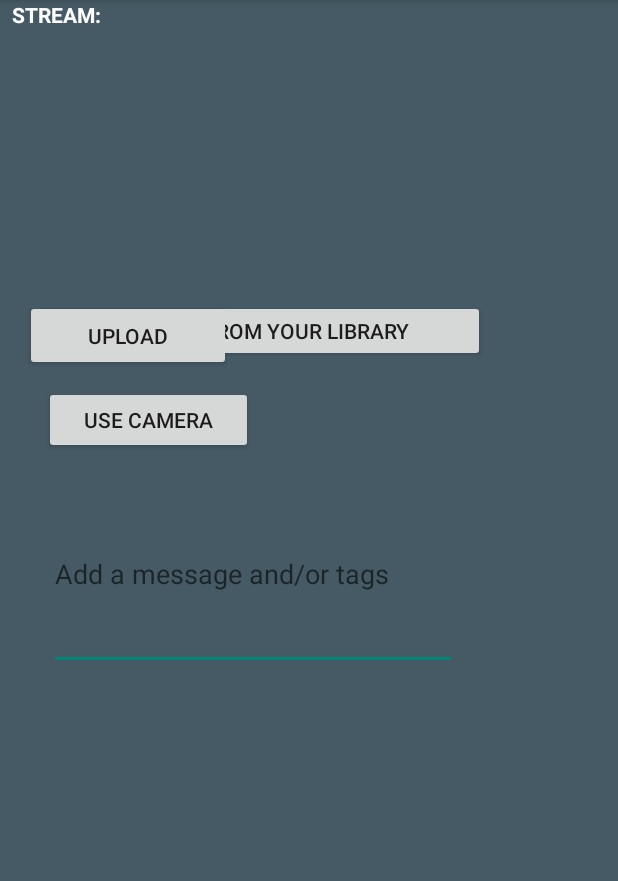
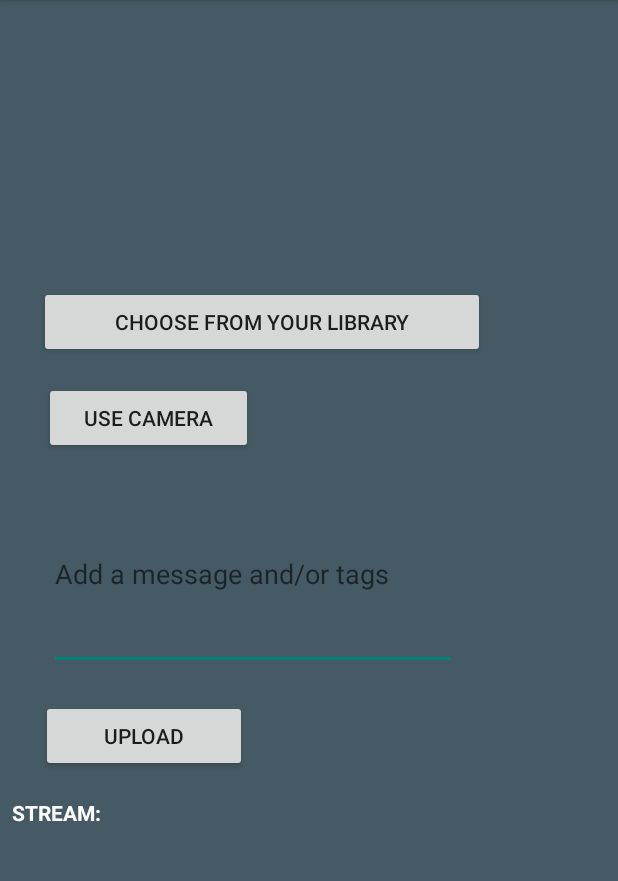
Before and after one commit to mina32/APT_Black, an Android app: the UploadActivity screen opened directly, with no data from a screen before it, on a phone screen of 412 x 824 dp, the part 84-965 px from its top. Run offline under Robolectric (Android 15) with nearby library versions, the phone set to English and light mode, and no system bars.

Commit message:
Upload layout fix

```diff
--- a/apt_proj/connexus-app/app/src/main/res/layout/activity_upload.xml
+++ b/apt_proj/connexus-app/app/src/main/res/layout/activity_upload.xml
@@ -10,7 +10,7 @@
     <Button
         android:id="@+id/button_choose"
         android:layout_width="297dp"
-        android:layout_height="41dp"
+        android:layout_height="48dp"
         android:layout_marginBottom="16dp"
         android:layout_marginLeft="8dp"
         android:layout_marginRight="8dp"
@@ -18,10 +18,12 @@
         app:layout_constraintBottom_toTopOf="@+id/button_camera"
         app:layout_constraintHorizontal_bias="0.183"
         app:layout_constraintLeft_toLeftOf="parent"
-        app:layout_constraintRight_toRightOf="parent" />
+        app:layout_constraintRight_toRightOf="parent"
+        android:layout_marginStart="8dp"
+        android:layout_marginEnd="8dp" />
     <Button
         android:layout_width="139dp"
-        android:layout_height="45dp"
+        android:layout_height="48dp"
         android:layout_marginBottom="16dp"
         android:layout_marginLeft="8dp"
         android:layout_marginRight="8dp"
@@ -30,7 +32,9 @@
         app:layout_constraintHorizontal_bias="0.082"
         app:layout_constraintLeft_toLeftOf="parent"
         app:layout_constraintRight_toRightOf="parent"
-        android:id="@+id/button_camera" />
+        android:id="@+id/button_camera"
+        android:layout_marginStart="8dp"
+        android:layout_marginEnd="8dp" />
 
     <EditText
         android:id="@+id/text_comment"
@@ -45,22 +49,24 @@
         app:layout_constraintLeft_toLeftOf="parent"
         app:layout_constraintRight_toRightOf="parent"
         app:layout_constraintTop_toTopOf="parent"
-        app:layout_constraintVertical_bias="0.498" />
+        app:layout_constraintVertical_bias="0.498"
+        tools:layout_constraintTop_creator="1"
+        tools:layout_constraintBottom_creator="1"
+        android:layout_marginStart="8dp"
+        android:layout_marginEnd="8dp" />
 
     <Button
         android:layout_width="137dp"
-        android:layout_height="47dp"
-        android:layout_marginLeft="8dp"
-        android:layout_marginRight="8dp"
-        android:layout_marginTop="16dp"
+        android:layout_height="48dp"
         android:text="Upload"
-        app:layout_constraintHorizontal_bias="0.034"
-        app:layout_constraintLeft_toLeftOf="parent"
-        app:layout_constraintRight_toRightOf="parent"
+        android:id="@+id/button_upload"
+        tools:layout_constraintTop_creator="1"
+        android:layout_marginStart="19dp"
+        android:layout_marginTop="20dp"
         app:layout_constraintTop_toBottomOf="@+id/text_comment"
-        android:layout_marginBottom="16dp"
-        app:layout_constraintBottom_toTopOf="@+id/text_stream"
-        android:id="@+id/button_upload" />
+        tools:layout_constraintLeft_creator="1"
+        app:layout_constraintLeft_toLeftOf="@+id/text_stream"
+        android:layout_marginLeft="19dp" />
 
     <TextView
         android:id="@+id/text_stream"
@@ -73,18 +79,23 @@
         android:textColor="@android:color/white"
         android:textStyle="bold"
         app:layout_constraintLeft_toLeftOf="parent"
-        tools:layout_editor_absoluteY="400dp" />
+        android:layout_marginStart="8dp"
+        app:layout_constraintBaseline_toBaselineOf="@+id/text_streamview"
+        tools:layout_constraintBaseline_creator="1" />
 
     <TextView
         android:id="@+id/text_streamview"
-        android:layout_width="303dp"
+        android:layout_width="0dp"
         android:layout_height="27dp"
-        android:layout_marginLeft="8dp"
+        android:layout_marginLeft="5dp"
         android:layout_marginRight="8dp"
         android:layout_marginTop="17dp"
         app:layout_constraintHorizontal_bias="1.0"
         app:layout_constraintLeft_toRightOf="@+id/text_stream"
         app:layout_constraintRight_toRightOf="parent"
         app:layout_constraintTop_toBottomOf="@+id/button_upload"
-        tools:layout_editor_absoluteX="73dp" />
+        tools:layout_constraintRight_creator="1"
+        android:layout_marginStart="5dp"
+        android:layout_marginEnd="8dp"
+        tools:layout_constraintLeft_creator="1" />
 </android.support.constraint.ConstraintLayout>
```
